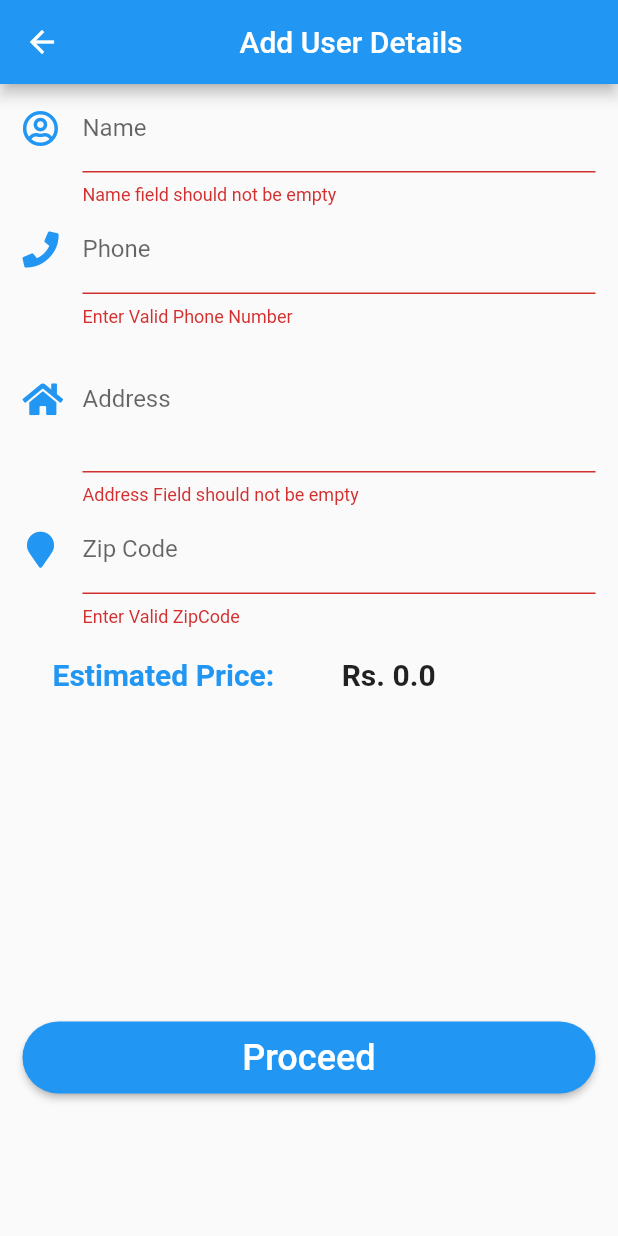
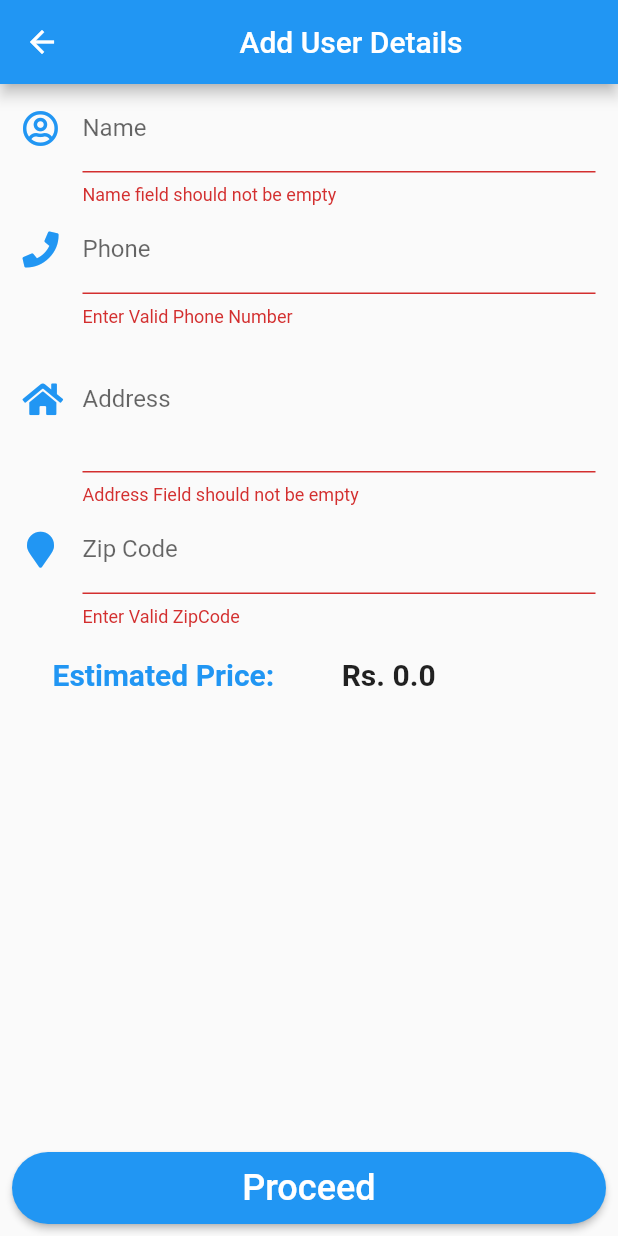
Before and after one commit to harshit-resideo/resideo_eshopping, a Flutter app: the AddUserDetails screen opened directly with empty values, on a phone screen of 412 x 824 dp. Run offline on Flutter 3.47's test engine with Material 2 defaults, Android fonts, the phone set to English and light mode, and no system bars; our stand-ins replace font_awesome_flutter; network calls fail.

Commit message:
placed 'proceed' buttom at bottom

```diff
--- a/Resideo_eshopping/resideo_eshopping/lib/pages/addUserDetails.dart
+++ b/Resideo_eshopping/resideo_eshopping/lib/pages/addUserDetails.dart
@@ -57,7 +57,10 @@ class AddUserDetails extends StatelessWidget {
         child: Form(
           key: _formKeyValue,
           autovalidate: true,
-          child: new ListView(
+          child: Column(
+            children: <Widget>[
+              Flexible(
+                child: ListView(
                   padding: const EdgeInsets.symmetric(horizontal: 15.0),
                   children: <Widget>[
                     TextFormField(
@@ -149,19 +152,21 @@ class AddUserDetails extends StatelessWidget {
                           margin: const EdgeInsets.all(20.0),
                           child: Text(
                             'Rs. ' + estimatedCost.toString(),
-                      style:
-                          TextStyle(fontWeight: FontWeight.bold, fontSize: 20),
+                            style: TextStyle(
+                                fontWeight: FontWeight.bold, fontSize: 20),
                           ),
                         ),
                       ],
                     ),
-              SizedBox(
-                height: 200.0,
+                  ],
+                ),
               ),
               Column(
                 crossAxisAlignment: CrossAxisAlignment.stretch,
                 children: <Widget>[
-                  RaisedButton(
+                  Padding(
+                    padding: const EdgeInsets.all(8.0),
+                    child: RaisedButton(
                         color: Colors.blue,
                         textColor: Colors.white,
                         child: Padding(
@@ -169,7 +174,8 @@ class AddUserDetails extends StatelessWidget {
                             child: Row(
                               mainAxisAlignment: MainAxisAlignment.spaceEvenly,
                               children: <Widget>[
-                              Text("Proceed", style: TextStyle(fontSize: 24.0)),
+                                Text("Proceed",
+                                    style: TextStyle(fontSize: 24.0)),
                               ],
                             )),
                         onPressed: () {
@@ -179,6 +185,7 @@ class AddUserDetails extends StatelessWidget {
                         },
                         shape: new RoundedRectangleBorder(
                             borderRadius: new BorderRadius.circular(30.0))),
+                  ),
                 ],
               ),
             ],
```
Lines whose indentation alone changed are shown as unchanged.
